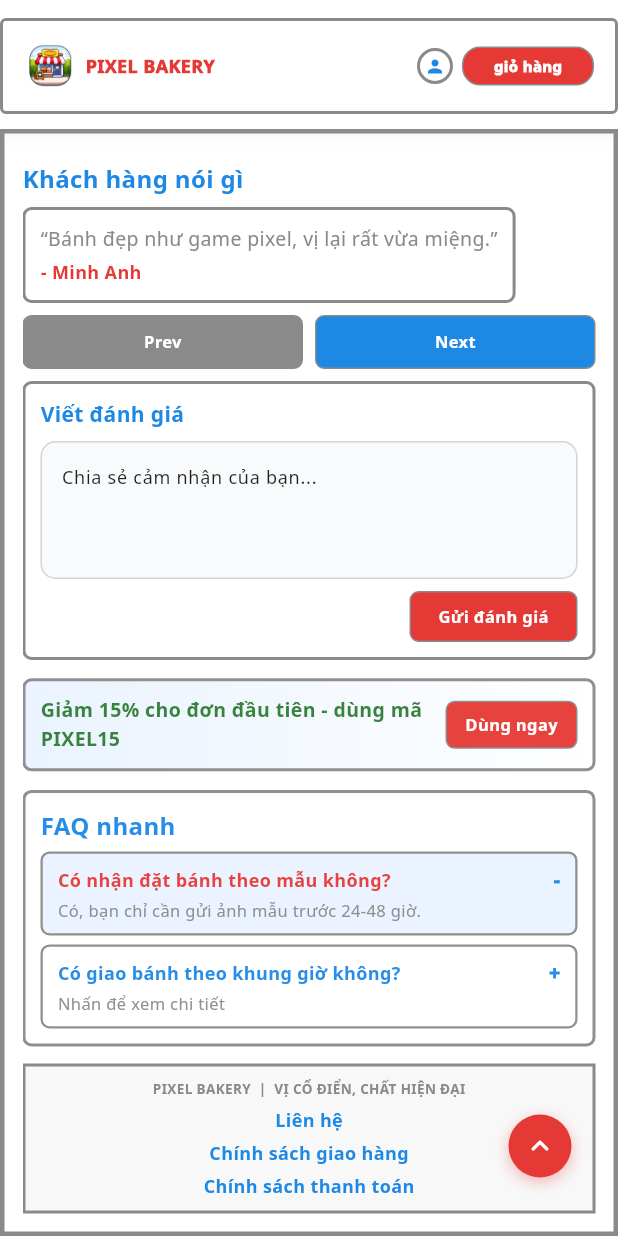
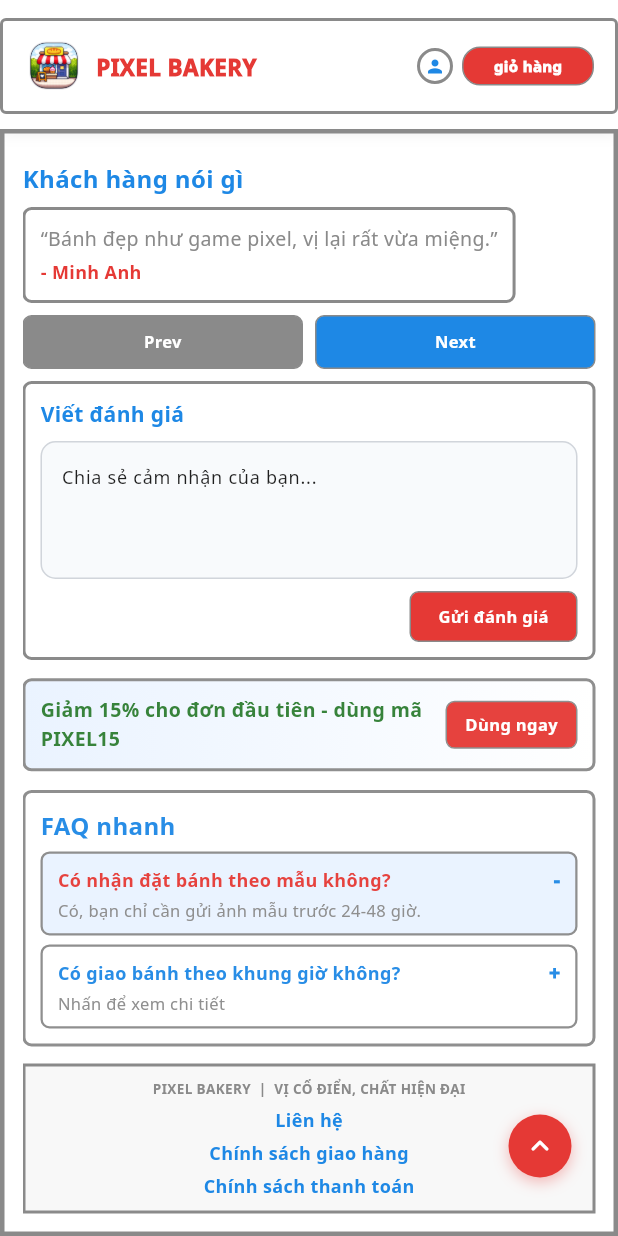
Before and after one commit to trongbudop113/pixel_baker, a Flutter app: the screen it shows after launch, scrolled down 1083 dp, on a phone screen of 412 x 824 dp. Run offline on Flutter 3.47's test engine with Material 3 defaults, Android fonts, the phone set to English and light mode, and no system bars; our stand-ins replace file_picker, go_router, shared_preferences; missing offline and left inert: excel, universal_html; accounts and stored records are empty; network calls fail; Roboto replaces fonts that are missing (Noto Sans).

Commit message:
fix: header - logo 40x40, brand text 15px, right label 14px, center 12px, back icon 22px

```diff
--- a/lib/screens/shared/app_header.dart
+++ b/lib/screens/shared/app_header.dart
@@ -46,7 +46,7 @@ class PixelHeaderBar extends StatelessWidget {
                 }
                 context.go(backFallbackRoute);
               },
-              child: const Icon(Icons.arrow_back, size: 18, color: AppHeaderColors.blue),
+              child: const Icon(Icons.arrow_back, size: 22, color: AppHeaderColors.blue),
             )
           else if (showBrand)
             GestureDetector(
@@ -58,13 +58,13 @@ class PixelHeaderBar extends StatelessWidget {
                     borderRadius: BorderRadius.circular(4),
                     child: Image.asset(
                       'assets/images/pixel_bakery_icon.png',
-                      width: 35,
-                      height: 35,
+                      width: 40,
+                      height: 40,
                       fit: BoxFit.cover,
                     ),
                   ),
-                  const SizedBox(width: 6),
-                  _txt('PIXEL BAKERY', AppHeaderColors.red, 12, FontWeight.w900),
+                  const SizedBox(width: 8),
+                  _txt('PIXEL BAKERY', AppHeaderColors.red, 15, FontWeight.w900),
                 ],
               ),
             )
@@ -72,11 +72,11 @@ class PixelHeaderBar extends StatelessWidget {
             const SizedBox(width: 18),
           if (centerLabel != null) ...[
             const Spacer(),
-            _txt(centerLabel!, AppHeaderColors.blue, 10, FontWeight.w700),
+            _txt(centerLabel!, AppHeaderColors.blue, 12, FontWeight.w700),
             const Spacer(),
           ] else
             const Spacer(),
-          if (rightWidget != null) rightWidget! else _txt(rightLabel, AppHeaderColors.blue, 12, FontWeight.w800),
+          if (rightWidget != null) rightWidget! else _txt(rightLabel, AppHeaderColors.blue, 14, FontWeight.w800),
         ],
       ),
     );
```
Also changed, not shown: lib/screens/orders_detail/orders_detail_page.dart (+11 -5 lines).
